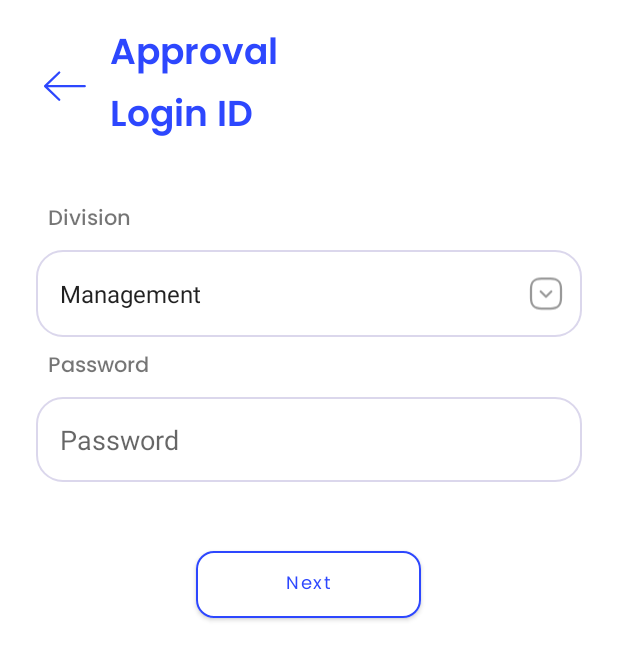
After one commit to mphstar/e-system, an Android app: the ApprovalStaffActivity screen opened directly, with no data from a screen before it, on a phone screen of 412 x 824 dp. The commit adds this screen. Shown: the top 660 px of the screen. Run offline under Robolectric (Android 15) with nearby library versions, the phone set to English and light mode, and no system bars.

Commit message:
feat: slicing approval staff page

```diff
--- a/app/src/main/AndroidManifest.xml
+++ b/app/src/main/AndroidManifest.xml
@@ -12,6 +12,9 @@
         android:supportsRtl="true"
         android:theme="@style/Theme.Esystem"
         tools:targetApi="31">
+        <activity
+            android:name=".ui.approval_page.staff.ApprovalStaffActivity"
+            android:exported="false" />
         <activity
             android:name=".ui.approval_page.ceo.ApprovalCeoActivity"
             android:exported="false" />
--- a/app/src/main/java/dev/diprojectin/esystem/ui/approval_page/ApprovalActivity.kt
+++ b/app/src/main/java/dev/diprojectin/esystem/ui/approval_page/ApprovalActivity.kt
@@ -8,6 +8,7 @@ import dev.diprojectin.esystem.R
 import dev.diprojectin.esystem.databinding.ActivityApprovalBinding
 import dev.diprojectin.esystem.ui.absensi_page.employee_absensi_page.EmployeeAbsensiActivity
 import dev.diprojectin.esystem.ui.approval_page.ceo.ApprovalCeoActivity
+import dev.diprojectin.esystem.ui.approval_page.staff.ApprovalStaffActivity
 
 
 class ApprovalActivity : AppCompatActivity() {
@@ -31,6 +32,10 @@ class ApprovalActivity : AppCompatActivity() {
             startActivity(Intent(this@ApprovalActivity, ApprovalCeoActivity::class.java))
         }
 
+        binding.staffMenu.setOnClickListener {
+            startActivity(Intent(this@ApprovalActivity, ApprovalStaffActivity::class.java))
+        }
+
 
     }
 }
--- /dev/null
+++ b/app/src/main/java/dev/diprojectin/esystem/ui/approval_page/staff/ApprovalStaffActivity.kt
@@ -0,0 +1,24 @@
+package dev.diprojectin.esystem.ui.approval_page.staff
+
+import androidx.appcompat.app.AppCompatActivity
+import android.os.Bundle
+import dev.diprojectin.esystem.R
+import dev.diprojectin.esystem.databinding.ActivityApprovalCeoBinding
+import dev.diprojectin.esystem.databinding.ActivityApprovalStaffBinding
+
+class ApprovalStaffActivity : AppCompatActivity() {
+    private lateinit var binding: ActivityApprovalStaffBinding
+
+    override fun onCreate(savedInstanceState: Bundle?) {
+        super.onCreate(savedInstanceState)
+        binding = ActivityApprovalStaffBinding.inflate(layoutInflater)
+        setContentView(binding.root)
+
+        binding.header.firstTitle.text = "Approval"
+        binding.header.secondTitle.text = "Login ID"
+
+        binding.header.back.setOnClickListener {
+            finish()
+        }
+    }
+}
--- a/app/src/main/res/layout/activity_approval.xml
+++ b/app/src/main/res/layout/activity_approval.xml
@@ -31,6 +31,7 @@
             android:text="Staff Division"
             android:textSize="12sp"
             app:cornerRadius="12dp"
+            android:id="@+id/staff_menu"
             android:fontFamily="@font/poppins"
             android:textAllCaps="false"
             app:backgroundTint="@color/white"
--- /dev/null
+++ b/app/src/main/res/layout/activity_approval_staff.xml
@@ -0,0 +1,99 @@
+<?xml version="1.0" encoding="utf-8"?>
+<RelativeLayout xmlns:android="http://schemas.android.com/apk/res/android"
+    xmlns:app="http://schemas.android.com/apk/res-auto"
+    xmlns:tools="http://schemas.android.com/tools"
+    android:layout_width="match_parent"
+    android:paddingHorizontal="24dp"
+    android:layout_height="match_parent"
+    tools:context=".ui.approval_page.staff.ApprovalStaffActivity">
+    <include layout="@layout/header_back" android:id="@+id/header" />
+    <LinearLayout
+        android:layout_width="match_parent"
+        android:layout_height="match_parent"
+        android:layout_marginTop="12dp"
+        android:layout_below="@id/header"
+        android:orientation="vertical">
+
+
+
+        <LinearLayout
+            android:layout_width="match_parent"
+            android:layout_height="wrap_content"
+            android:gravity="start"
+            android:orientation="vertical"
+            tools:ignore="UselessParent">
+            <TextView
+                android:layout_width="match_parent"
+                android:paddingVertical="8dp"
+                android:paddingLeft="8dp"
+                android:fontFamily="@font/poppins_medium"
+                android:layout_height="wrap_content"
+                android:text="Division" />
+            <FrameLayout
+                android:layout_width="match_parent"
+                android:layout_gravity="center"
+                android:foregroundGravity="center_horizontal"
+                android:layout_height="wrap_content">
+                <ImageView
+                    android:layout_width="wrap_content"
+                    android:layout_height="match_parent"
+                    android:layout_gravity="right"
+                    android:paddingHorizontal="12dp"
+                    android:tint="#616161"
+                    android:src="@drawable/ic_dropdown" />
+                <Spinner
+                    android:layout_width="match_parent"
+                    android:layout_height="wrap_content"
+                    android:paddingVertical="18dp"
+                    android:paddingRight="20dp"
+                    android:paddingLeft="8dp"
+                    android:entries="@array/divisions"
+                    android:background="@drawable/bg_edit_text_stroke_dark_fill_transparent" />
+
+
+            </FrameLayout>
+        </LinearLayout>
+
+        <LinearLayout
+            android:layout_width="match_parent"
+            android:layout_height="wrap_content"
+            android:gravity="start"
+            android:orientation="vertical"
+            tools:ignore="UselessParent">
+            <TextView
+                android:layout_width="match_parent"
+                android:paddingVertical="8dp"
+                android:paddingStart="8dp"
+                android:fontFamily="@font/poppins_medium"
+                android:layout_height="wrap_content"
+                android:text="Password"
+                tools:ignore="RtlSymmetry" />
+            <EditText
+                android:layout_width="match_parent"
+                android:paddingVertical="16dp"
+                android:paddingHorizontal="16dp"
+                android:hint="Password"
+                android:inputType="textPassword"
+                android:background="@drawable/bg_edit_text_stroke_dark_fill_transparent"
+                android:layout_height="wrap_content" />
+        </LinearLayout>
+
+        <com.google.android.material.button.MaterialButton
+            android:layout_width="wrap_content"
+            android:text="Next"
+            android:layout_gravity="center"
+            android:textSize="12sp"
+            app:cornerRadius="12dp"
+            android:layout_marginTop="40dp"
+            android:fontFamily="@font/poppins"
+            android:paddingHorizontal="60dp"
+            android:textAllCaps="false"
+            app:backgroundTint="@color/white"
+            android:textColor="@color/north_star_blue"
+            app:strokeWidth="1dp"
+            app:strokeColor="@color/north_star_blue"
+            android:paddingVertical="12dp"
+            android:layout_height="wrap_content" />
+
+    </LinearLayout>
+</RelativeLayout>
```
